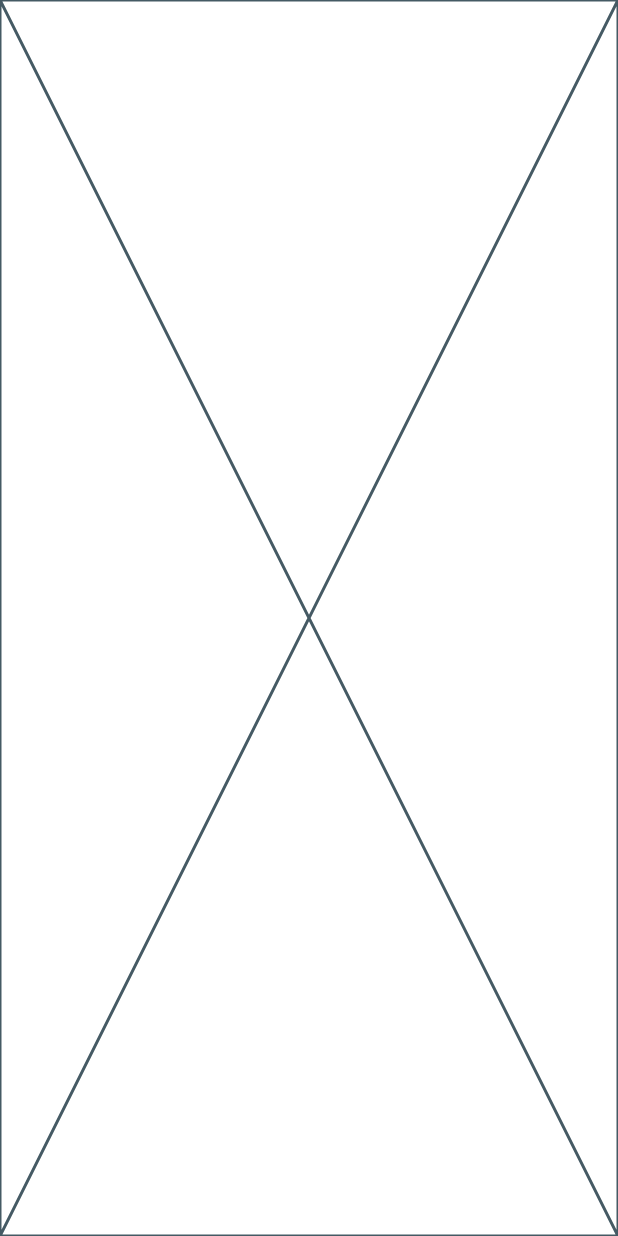
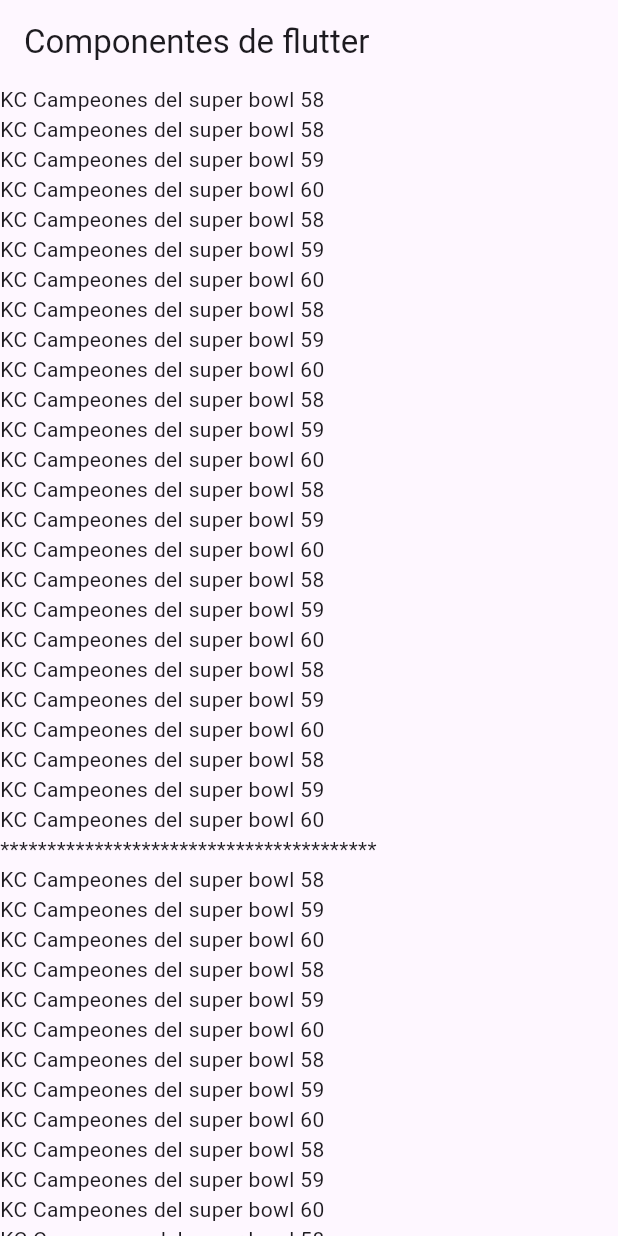
Before and after one commit to MGabriela29/FlutterComponents, a Flutter app: the screen it shows after launch, on a phone screen of 412 x 824 dp. Run offline on Flutter 3.47's test engine with Material 3 defaults, Android fonts, the phone set to English and light mode, and no system bars.

Commit message:
03 Adding a simple ListView

```diff
--- a/lib/home_screen.dart
+++ b/lib/home_screen.dart
@@ -5,6 +5,62 @@ class HomeScreen extends StatelessWidget {
 
   @override
   Widget build(BuildContext context) {
-    return const Placeholder();
+    return  Scaffold(
+      appBar: AppBar(
+        title: const Text('Componentes de flutter'),
+      ),
+      body:  ListView(
+        children: const [Text('KC Campeones del super bowl 58'),
+        Text('KC Campeones del super bowl 58'),
+        Text('KC Campeones del super bowl 59'),
+        Text('KC Campeones del super bowl 60'),
+        Text('KC Campeones del super bowl 58'),
+        Text('KC Campeones del super bowl 59'),
+        Text('KC Campeones del super bowl 60'),
+        Text('KC Campeones del super bowl 58'),
+        Text('KC Campeones del super bowl 59'),
+        Text('KC Campeones del super bowl 60'),
+        Text('KC Campeones del super bowl 58'),
+        Text('KC Campeones del super bowl 59'),
+        Text('KC Campeones del super bowl 60'),
+        Text('KC Campeones del super bowl 58'),
+        Text('KC Campeones del super bowl 59'),
+        Text('KC Campeones del super bowl 60'),
+        Text('KC Campeones del super bowl 58'),
+        Text('KC Campeones del super bowl 59'),
+        Text('KC Campeones del super bowl 60'),
+        Text('KC Campeones del super bowl 58'),
+        Text('KC Campeones del super bowl 59'),
+        Text('KC Campeones del super bowl 60'),
+        Text('KC Campeones del super bowl 58'),
+        Text('KC Campeones del super bowl 59'),
+        Text('KC Campeones del super bowl 60'),
+        Text('****************************************'),
+        Text('KC Campeones del super bowl 58'),
+        Text('KC Campeones del super bowl 59'),
+        Text('KC Campeones del super bowl 60'),
+        Text('KC Campeones del super bowl 58'),
+        Text('KC Campeones del super bowl 59'),
+        Text('KC Campeones del super bowl 60'),
+        Text('KC Campeones del super bowl 58'),
+        Text('KC Campeones del super bowl 59'),
+        Text('KC Campeones del super bowl 60'),
+        Text('KC Campeones del super bowl 58'),
+        Text('KC Campeones del super bowl 59'),
+        Text('KC Campeones del super bowl 60'),
+        Text('KC Campeones del super bowl 58'),
+        Text('KC Campeones del super bowl 59'),
+        Text('KC Campeones del super bowl 60'),
+        Text('KC Campeones del super bowl 58'),
+        Text('KC Campeones del super bowl 59'),
+        Text('KC Campeones del super bowl 60'),
+        Text('KC Campeones del super bowl 58'),
+        Text('KC Campeones del super bowl 59'),
+        Text('KC Campeones del super bowl 60'),
+        Text('KC Campeones del super bowl 58'),
+        Text('KC Campeones del super bowl 59'),
+        Text('KC Campeones del super bowl 60')]
+      ,)
+    );
   }
 }
--- a/lib/main_app.dart
+++ b/lib/main_app.dart
@@ -7,6 +7,7 @@ class MainApp extends StatelessWidget {
   @override
   Widget build(BuildContext context) {
     return const MaterialApp(
+      debugShowCheckedModeBanner: false,
       home: HomeScreen(),
     );
   }
```
